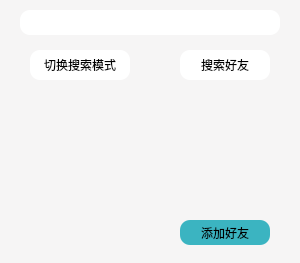
Before: the Qt Designer form client/ui/searchnewfriend.ui in pechpo/What-s-up, drawn with Qt 5.
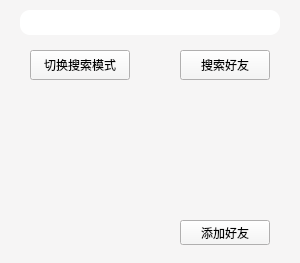
After: the same form once the commit is applied.

What changed in the file:
```diff
--- a/client/ui/searchnewfriend.ui
+++ b/client/ui/searchnewfriend.ui
@@ -40,8 +40,7 @@
     </rect>
    </property>
    <property name="styleSheet">
-    <string notr="true">background-color: rgb(59, 180, 193);
-border-radius:10px;</string>
+    <string notr="true"/>
    </property>
    <property name="text">
     <string>添加好友</string>
@@ -57,8 +56,7 @@
     </rect>
    </property>
    <property name="styleSheet">
-    <string notr="true">background-color: rgb(255, 255, 255);
-border-radius:10px;</string>
+    <string notr="true"/>
    </property>
    <property name="text">
     <string>搜索好友</string>
@@ -74,8 +72,7 @@
     </rect>
    </property>
    <property name="styleSheet">
-    <string notr="true">border-radius:10px;
-background-color: rgb(255, 255, 255);</string>
+    <string notr="true"/>
    </property>
    <property name="text">
     <string>切换搜索模式</string>
```
